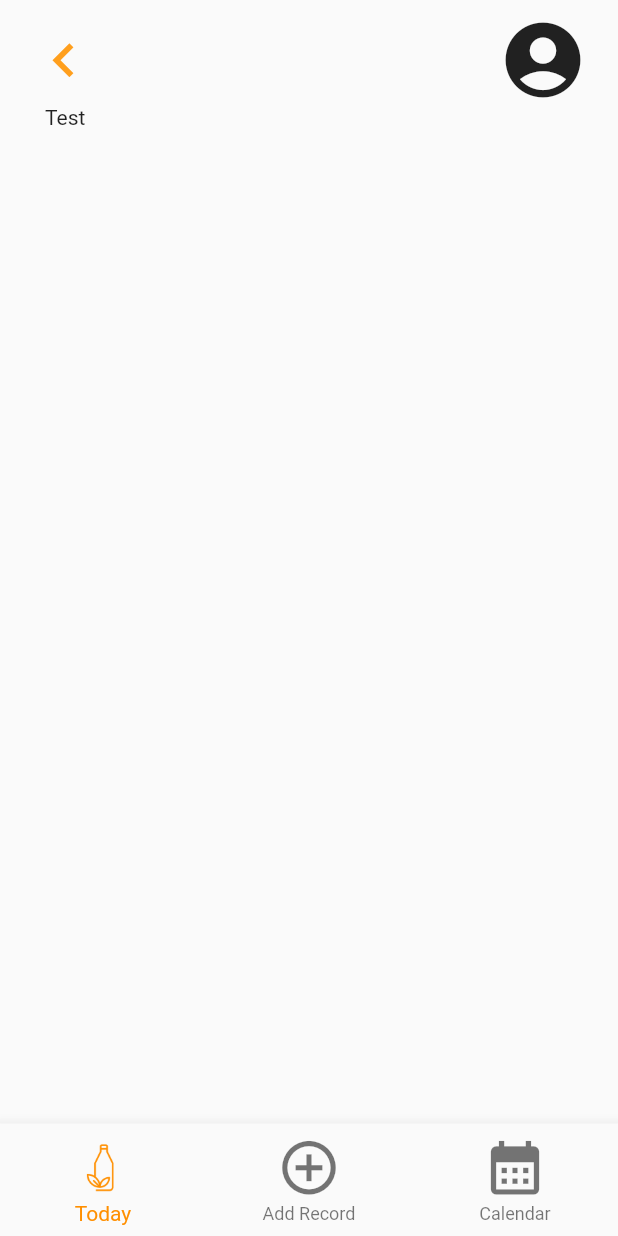
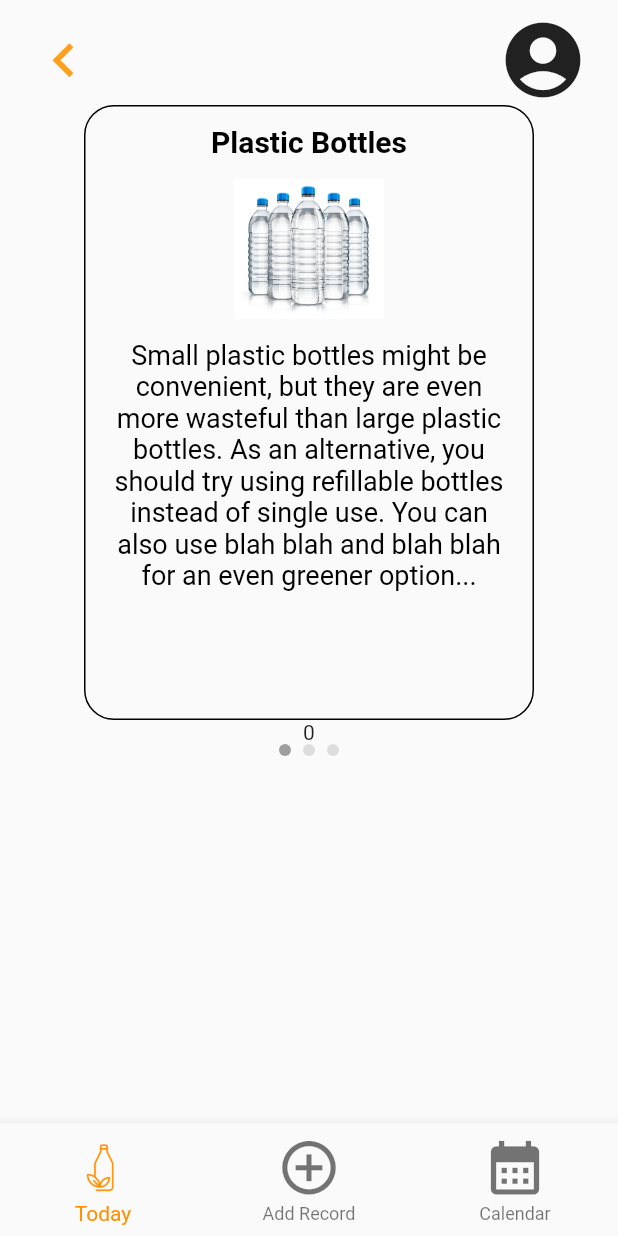
Before and after one commit to suisuiss/Plastic-Recorder, a Flutter app: the screen it shows after launch, on a phone screen of 412 x 824 dp. Run offline on Flutter 3.47's test engine with Material 2 defaults, Android fonts, the phone set to English and light mode, and no system bars; drawn by our look-alikes of page_view_indicators.

```diff
--- a/plastic_recorder/lib/recommend.dart
+++ b/plastic_recorder/lib/recommend.dart
@@ -2,7 +2,8 @@ import 'package:flutter/material.dart';
 import 'package:plastic_recorder/footer.dart';
 import 'package:plastic_recorder/header.dart';
 import 'package:intl/intl.dart';
-import 'package:flutter/animation.dart';
+import 'package:page_view_indicators/circle_page_indicator.dart';
+import 'package:page_view_indicators/animated_circle_page_indicator.dart';
 
 class Recommend extends StatefulWidget {
   const Recommend({Key? key}) : super(key: key);
@@ -14,6 +15,9 @@ class Recommend extends StatefulWidget {
 class _RecommendState extends State<Recommend> {
   @override
   Widget build(BuildContext context) {
+    final ValueNotifier<int> _pageNotifier = new ValueNotifier<int>(0);
+    int test = 0;
+
     // Full screen width and height
     double width = MediaQuery.of(context).size.width;
     double height = MediaQuery.of(context).size.height;
@@ -28,19 +32,15 @@ class _RecommendState extends State<Recommend> {
     // Height (without status and toolbar)
     double height3 = height - padding.top - kToolbarHeight;
 
-    var now = new DateTime.now();
-    String formattedDate = DateFormat('MMMd').format(now);
+    final controller = PageController(initialPage: 1);
 
-    int avg = 2500;
-    int points = 3000;
-    double progress = points / avg;
+    var bottlesCard = RecommendCard(
+        'Plastic Bottles',
+        'assets/bottles.png',
+        'Small plastic bottles might be convenient, but they are even more wasteful than large plastic bottles. As an alternative, you should try using refillable bottles instead of single use. You can also use blah blah and blah blah for an even greener option...',
+        UniqueKey());
 
-    String display = ' points below average!';
-    if (progress > 1) {
-      display = ' points above average!';
-    }
-
-    var color = ColorTween(begin: Colors.green, end: Colors.red);
+    List<Widget> totalCards = <Widget>[bottlesCard, bottlesCard, bottlesCard];
 
     return Scaffold(
       //You should use `Scaffold` if you have `TextField` in body.
@@ -58,9 +58,32 @@ class _RecommendState extends State<Recommend> {
             //Body Container
             Expanded(
               child: SingleChildScrollView(
-                padding: const EdgeInsets.symmetric(horizontal: 30.0),
-                child: RecommendCard('Test'),
-              ),
+                  padding: const EdgeInsets.symmetric(horizontal: 30.0),
+                  child: Column(
+                    children: [
+                      Container(
+                        height: 410,
+                        width: 300,
+                        child: PageView(
+                          controller: controller,
+                          children: totalCards,
+                          onPageChanged: (index) {
+                            setState(() {
+                              _pageNotifier.value = index;
+                              print(_pageNotifier.value);
+                            });
+                          },
+                        ),
+                      ),
+                      Text(_pageNotifier.value.toString()),
+                      Center(
+                        child: CirclePageIndicator(
+                          currentPageNotifier: _pageNotifier,
+                          itemCount: totalCards.length,
+                        ),
+                      ),
+                    ],
+                  )),
             ),
 
             //Footer Container
@@ -78,12 +101,62 @@ class _RecommendState extends State<Recommend> {
 }
 
 class RecommendCard extends StatelessWidget {
-  const RecommendCard(this.title);
+  const RecommendCard(this.title, this.imagePath, this.desc, Key? key)
+      : super(key: key);
 
   final String title;
+  final String imagePath;
+  final String desc;
 
   @override
   Widget build(BuildContext context) {
-    return Text(title);
+    return Container(
+      decoration: BoxDecoration(
+          border: Border.all(
+            color: Colors.black,
+          ),
+          borderRadius: BorderRadius.all(Radius.circular(20))),
+      height: 410,
+      width: 400,
+      child: Padding(
+        padding: EdgeInsets.all(12),
+        child: Column(
+          children: [
+            DefaultTextStyle(
+              textAlign: TextAlign.center,
+              style: TextStyle(
+                  fontSize: 20,
+                  fontWeight: FontWeight.bold,
+                  color: Colors.black,
+                  decoration: TextDecoration.none),
+              child: Text(
+                title,
+              ),
+            ),
+            Padding(
+              padding: EdgeInsets.all(10),
+              child: Container(
+                child: Image.asset(
+                  imagePath,
+                  height: 100,
+                  width: 100,
+                ),
+              ),
+            ),
+            DefaultTextStyle(
+              textAlign: TextAlign.center,
+              style: TextStyle(
+                  fontSize: 18,
+                  fontWeight: FontWeight.normal,
+                  color: Colors.black,
+                  decoration: TextDecoration.none),
+              child: Text(
+                desc,
+              ),
+            ),
+          ],
+        ),
+      ),
+    );
   }
 }
--- a/plastic_recorder/pubspec.yaml
+++ b/plastic_recorder/pubspec.yaml
@@ -35,6 +35,7 @@ dependencies:
   # Use with the CupertinoIcons class for iOS style icons.
   cupertino_icons: ^1.0.2
   intl: ^0.17.0
+  page_view_indicators: ^2.0.0
 
 dev_dependencies:
   flutter_test:
@@ -63,6 +64,7 @@ flutter:
     - assets/bottle_fill.png
     - assets/divider.png
     - assets/water.png
+    - assets/bottles.png
   # To add assets to your application, add an assets section, like this:
   # assets:
   #   - images/a_dot_burr.jpeg
```
Also changed, not shown: plastic_recorder/assets/bottles.png (added), plastic_recorder/pubspec.lock.
